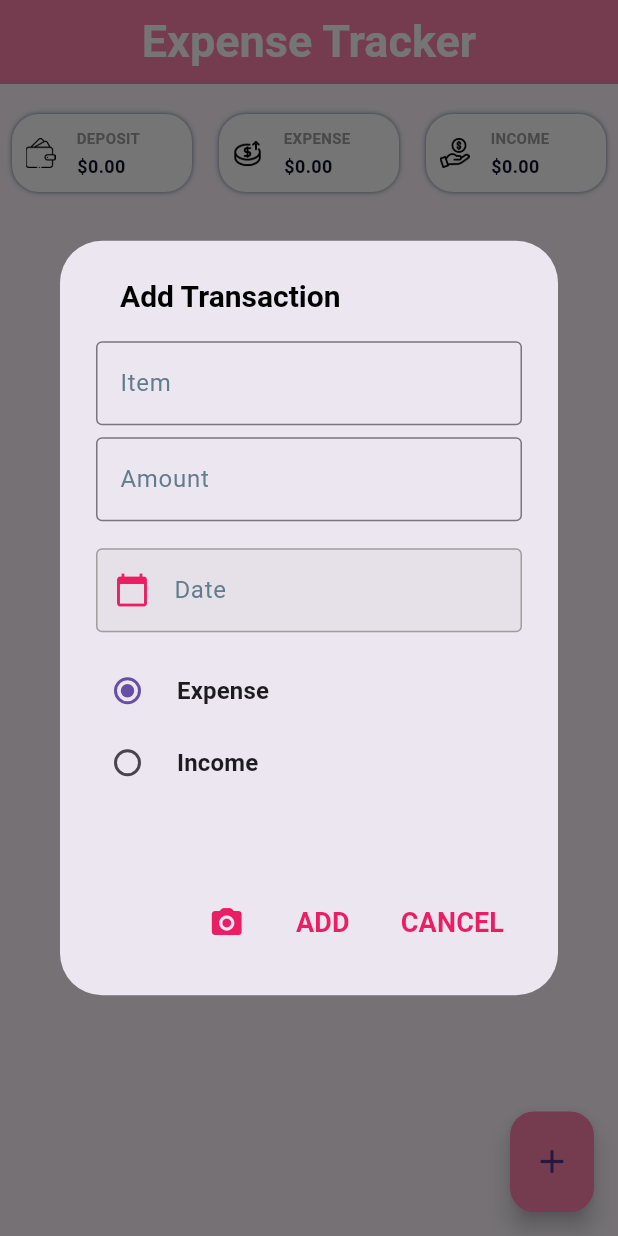
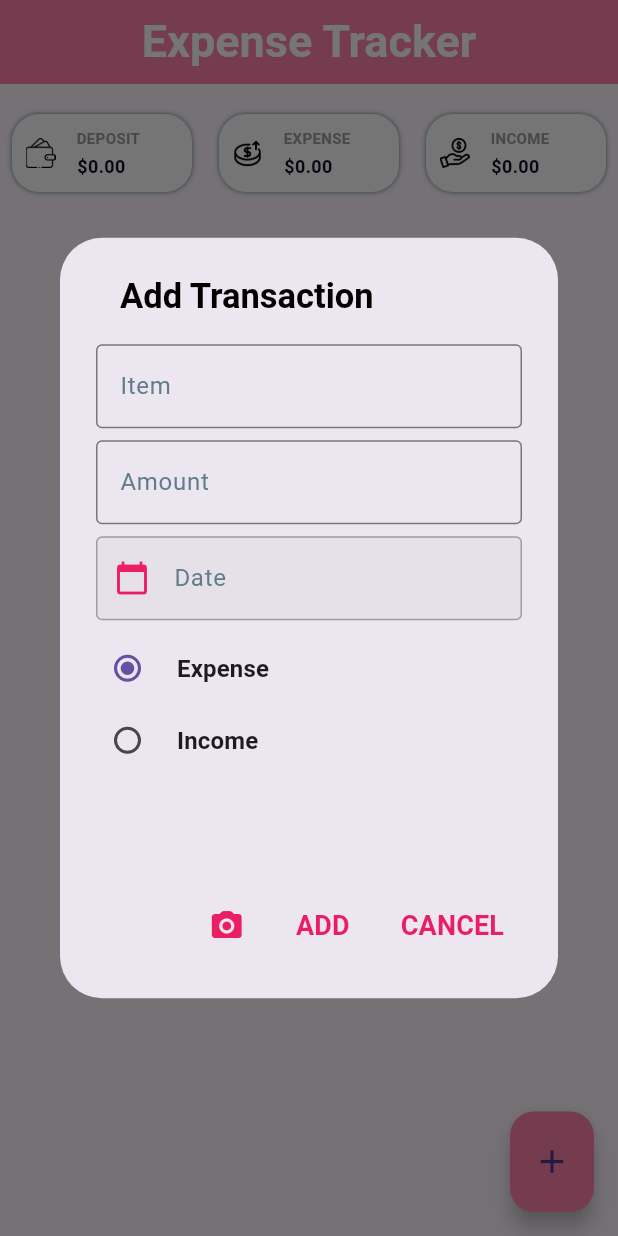
Before and after one commit to shengkee0122/financeapp, a Flutter app: the screen it shows after launch, after a tap on the "add" icon, on a phone screen of 412 x 824 dp. Run offline on Flutter 3.47's test engine with Material 3 defaults, Android fonts, the phone set to English and light mode, and no system bars; our stand-ins replace image_picker; missing offline and left inert: google_ml_kit.

```diff
--- a/lib/home_page.dart
+++ b/lib/home_page.dart
@@ -46,7 +46,7 @@ class _HomePageState extends State<HomePage> {
                         "Add Transaction",
                         style: TextStyle(
                         color: Colors.black,
-                        fontSize: 20,
+                        fontSize: 23,
                         fontWeight: FontWeight.bold,
                       ),
                       ),
@@ -141,7 +141,7 @@ class _HomePageState extends State<HomePage> {
                               border: OutlineInputBorder(),
                             ),
                           ),
-                          const SizedBox(height: 18),
+                          const SizedBox(height: 8),
                           Align(
                             alignment: Alignment.centerLeft,
                             child: TextField(
@@ -194,7 +194,7 @@ class _HomePageState extends State<HomePage> {
                               readOnly: true,
                             ),
                           ),
-                          const SizedBox(height: 15),
+                          const SizedBox(height: 8),
                           RadioMenuButton(
                             value: options[0],
                             groupValue: currentOption,
```
